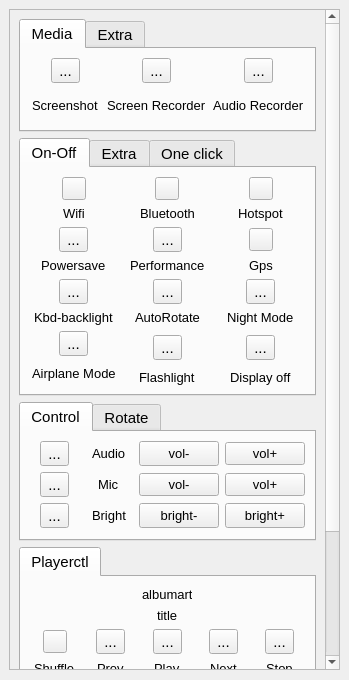
The window that qwikaccess.ui (bollustrado/qwikaccess) describes before a commit, drawn with Qt 5.
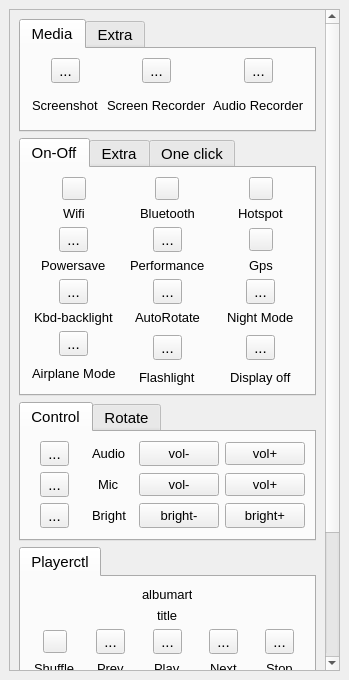
The same window after the commit. Icons and pictures are not drawn.

Commit message: disable timer its for testing only

Patch:
```diff
--- a/qwikaccess.ui
+++ b/qwikaccess.ui
@@ -29,15 +29,9 @@
     <normaloff>.</normaloff>.</iconset>
   </property>
   <widget class="QWidget" name="centralwidget">
+   <layout class="QVBoxLayout" name="verticalLayout_2">
+    <item>
    <widget class="QScrollArea" name="scrollArea">
-    <property name="geometry">
-     <rect>
-      <x>9</x>
-      <y>9</y>
-      <width>331</width>
-      <height>661</height>
-     </rect>
-    </property>
     <property name="sizePolicy">
      <sizepolicy hsizetype="Minimum" vsizetype="Minimum">
       <horstretch>0</horstretch>
@@ -1593,6 +1587,8 @@
      </layout>
     </widget>
    </widget>
+    </item>
+   </layout>
   </widget>
  </widget>
  <resources/>
```
Left out of the diff: 3 changed lines with no effect on the pictures. Lines whose indentation alone changed are shown as unchanged. The commit also changes 1 other file.
